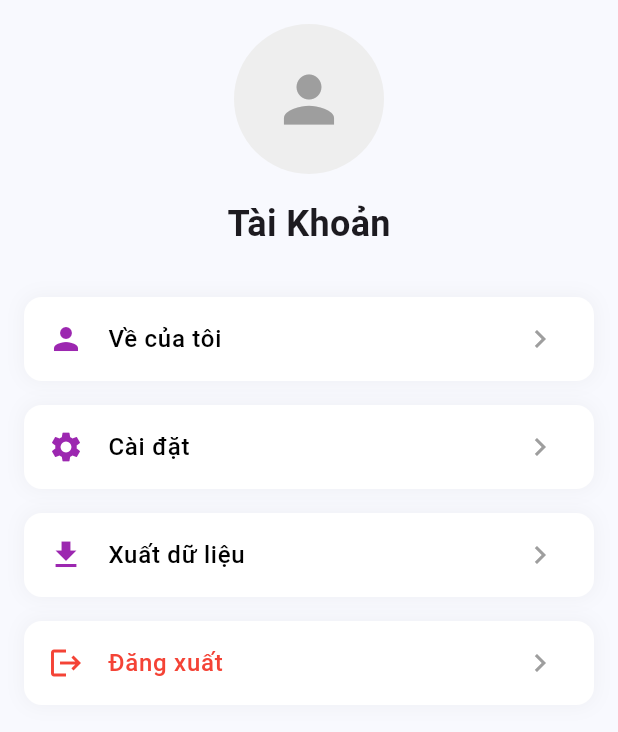
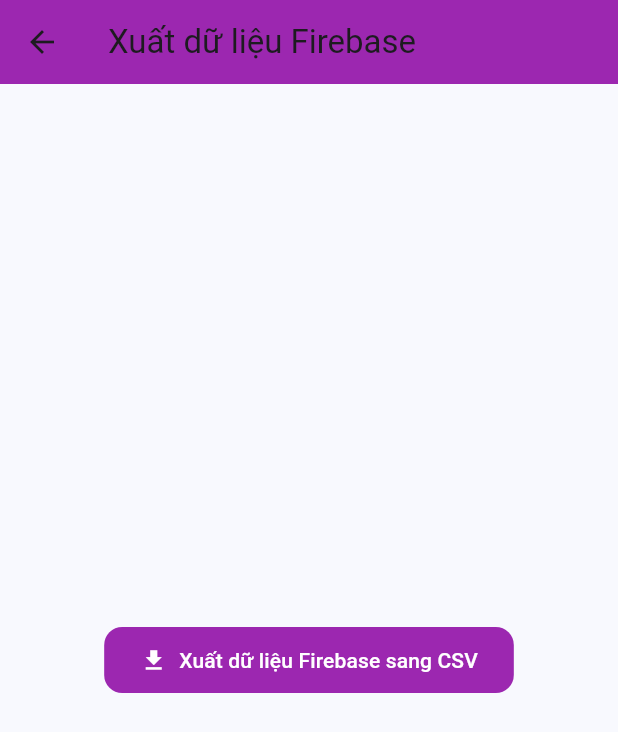
Before and after one commit to Khac-Hai/PTTKPM25_ClassN06_Nhom-8, a Flutter app: the ProfileScreen screen opened directly, after a tap on "Xuất dữ liệu", on a phone screen of 412 x 824 dp. Shown: the top 732 px of the screen. Run offline on Flutter 3.47's test engine with Material 3 defaults, Android fonts, the phone set to English and light mode, and no system bars; our stand-ins replace cloud_firestore, csv, device_preview, firebase_auth, firebase_core, fl_chart and 1 more; missing offline and left inert: flutter_facebook_auth; accounts and stored records are empty; Roboto replaces fonts that are missing (SF Pro Display).

Commit message:
cap nhat code moi

```diff
--- a/lib/main.dart
+++ b/lib/main.dart
@@ -1,13 +1,12 @@
 import 'package:device_preview/device_preview.dart';
 import 'package:firebase_core/firebase_core.dart';
 import 'package:flutter/material.dart';
-import 'firebase_options.dart'; // Được tạo bởi flutterfire configure
+import 'firebase_options.dart';
 import 'auth/auth_wrapper.dart';
 import 'theme/app_theme.dart';
 
 Future<void> main() async {
   WidgetsFlutterBinding.ensureInitialized();
-  // Khởi tạo Firebase
   await Firebase.initializeApp(options: DefaultFirebaseOptions.currentPlatform);
   runApp(
     DevicePreview(
@@ -17,14 +16,34 @@
   );
 }
 
-class MyApp extends StatelessWidget {
+class MyApp extends StatefulWidget {
   const MyApp({super.key});
+
+  // Cho phép truy cập đến state từ bất kỳ widget con nào
+  static _MyAppState? of(BuildContext context) =>
+      context.findAncestorStateOfType<_MyAppState>();
+
+  @override
+  State<MyApp> createState() => _MyAppState();
+}
+
+class _MyAppState extends State<MyApp> {
+  ThemeMode _themeMode = ThemeMode.light;
+
+  void toggleTheme(bool isDarkMode) {
+    setState(() {
+      _themeMode = isDarkMode ? ThemeMode.dark : ThemeMode.light;
+    });
+  }
+
   @override
   Widget build(BuildContext context) {
     return MaterialApp(
       debugShowCheckedModeBanner: false,
       title: 'Quản Lý Chi Tiêu',
       theme: AppTheme.lightTheme,
+      darkTheme: AppTheme.darkTheme,
+      themeMode: _themeMode,
       home: const AuthWrapper(),
       builder: DevicePreview.appBuilder,
     );
--- a/lib/screens/profile_screen.dart
+++ b/lib/screens/profile_screen.dart
@@ -1,52 +1,84 @@
 import 'package:flutter/material.dart';
 import 'package:firebase_auth/firebase_auth.dart';
 import 'package:quan_ly_chi_tieu/auth/login_screen.dart';
+import 'my.dart';
+import 'cai_dat_screen.dart';
+import 'xuat_du_lieu_screen.dart';
 
 class ProfileScreen extends StatelessWidget {
   const ProfileScreen({super.key});
 
   @override
   Widget build(BuildContext context) {
+    final user = FirebaseAuth.instance.currentUser;
+
     return Scaffold(
+      appBar: AppBar(
+        title: const Text("Hồ sơ cá nhân"),
+        backgroundColor: Colors.purple,
+        centerTitle: true,
+      ),
       body: SafeArea(
-        child: Padding(
+        child: SingleChildScrollView(
           padding: const EdgeInsets.all(16.0),
           child: Column(
             children: [
-              Container(
-                width: 100,
-                height: 100,
-                decoration: BoxDecoration(
-                  shape: BoxShape.circle,
-                  color: Colors.grey[200],
-                ),
-                child: const Icon(Icons.person, size: 50, color: Colors.grey),
+              // Ảnh đại diện + tên + email
+              CircleAvatar(
+                radius: 50,
+                backgroundColor: Colors.grey[200],
+                backgroundImage: user?.photoURL != null
+                    ? NetworkImage(user!.photoURL!)
+                    : null,
+                child: user?.photoURL == null
+                    ? const Icon(Icons.person, size: 50, color: Colors.grey)
+                    : null,
               ),
-              const SizedBox(height: 16),
-              const Text(
-                'Tài Khoản',
-                style: TextStyle(fontSize: 24, fontWeight: FontWeight.bold),
+              const SizedBox(height: 12),
+              Text(
+                user?.displayName ?? "Người dùng",
+                style:
+                    const TextStyle(fontSize: 22, fontWeight: FontWeight.bold),
               ),
-              const SizedBox(height: 32),
+              const SizedBox(height: 6),
+              Text(
+                user?.email ?? "Chưa có email",
+                style: const TextStyle(color: Colors.grey),
+              ),
+              const SizedBox(height: 30),
+
+              // Menu
               _buildMenuItem(
                 icon: Icons.person,
                 title: 'Về của tôi',
                 onTap: () {
-                  // TODO: Điều hướng đến trang "Về của tôi"
+                  Navigator.push(
+                    context,
+                    MaterialPageRoute(
+                        builder: (context) => const VeCuaToiScreen()),
+                  );
                 },
               ),
               _buildMenuItem(
                 icon: Icons.settings,
                 title: 'Cài đặt',
                 onTap: () {
-                  // TODO: Điều hướng đến trang Cài đặt
+                  Navigator.push(
+                    context,
+                    MaterialPageRoute(
+                        builder: (context) => const CaiDatScreen()),
+                  );
                 },
               ),
               _buildMenuItem(
                 icon: Icons.download,
                 title: 'Xuất dữ liệu',
                 onTap: () {
-                  // TODO: Xử lý chức năng xuất dữ liệu
+                  Navigator.push(
+                    context,
+                    MaterialPageRoute(
+                        builder: (context) => const XuatDuLieuScreen()),
+                  );
                 },
               ),
               _buildMenuItem(
@@ -55,12 +87,11 @@
                 isDestructive: true,
                 onTap: () async {
                   await FirebaseAuth.instance.signOut();
-                  // Sau khi đăng xuất, điều hướng đến màn hình đăng nhập.
-                  // Nếu bạn đã định nghĩa route '/login', sử dụng:
-                  //Navigator.of(context).pushReplacementNamed('/login');
-                  // Hoặc thay thế bằng:
-                  Navigator.pushReplacement(context,
-                      MaterialPageRoute(builder: (context) => LoginScreen()));
+                  Navigator.pushReplacement(
+                    context,
+                    MaterialPageRoute(
+                        builder: (context) => const LoginScreen()),
+                  );
                 },
               ),
             ],
--- /dev/null
+++ b/lib/screens/xuat_du_lieu_screen.dart
@@ -0,0 +1,90 @@
+import 'package:flutter/material.dart';
+import 'package:cloud_firestore/cloud_firestore.dart';
+import 'package:csv/csv.dart';
+import 'package:path_provider/path_provider.dart';
+import 'dart:io';
+
+class XuatDuLieuScreen extends StatelessWidget {
+  const XuatDuLieuScreen({super.key});
+
+  /// 🔹 Lấy dữ liệu từ Firestore
+  Future<List<Map<String, dynamic>>> layDuLieuFirebase() async {
+    final snapshot =
+        await FirebaseFirestore.instance.collection('transactions').get();
+    return snapshot.docs.map((doc) => doc.data()).toList();
+  }
+
+  /// 🔹 Xuất dữ liệu ra file CSV (lưu vào thư mục Download)
+  Future<String> xuatFileCSV(List<Map<String, dynamic>> data) async {
+    if (data.isEmpty) {
+      throw Exception('Không có dữ liệu để xuất!');
+    }
+
+    // 🔸 Tạo dữ liệu CSV
+    List<List<dynamic>> csvData = [];
+    csvData.add(data.first.keys.toList()); // Dòng tiêu đề
+    for (var row in data) {
+      csvData.add(row.values.toList());
+    }
+
+    final csv = const ListToCsvConverter().convert(csvData);
+
+    // 🔸 Lưu file CSV vào thư mục Download (dễ tìm trong emulator)
+    final Directory dir = Directory('/storage/emulated/0/Download');
+    if (!await dir.exists()) {
+      await dir.create(recursive: true);
+    }
+
+    final String filePath = '${dir.path}/dulieu_chitieu.csv';
+    final file = File(filePath);
+    await file.writeAsString(csv);
+
+    return filePath;
+  }
+
+  @override
+  Widget build(BuildContext context) {
+    return Scaffold(
+      appBar: AppBar(
+        title: const Text('Xuất dữ liệu Firebase'),
+        backgroundColor: Colors.purple,
+      ),
+      body: Center(
+        child: ElevatedButton.icon(
+          onPressed: () async {
+            try {
+              // 🔹 Bước 1: Lấy dữ liệu từ Firebase
+              final data = await layDuLieuFirebase();
+
+              // 🔹 Bước 2: Xuất ra file CSV
+              final filePath = await xuatFileCSV(data);
+
+              // 🔹 Hiển thị thông báo
+              ScaffoldMessenger.of(context).showSnackBar(
+                SnackBar(
+                  content:
+                      Text('✅ Xuất dữ liệu thành công!\nLưu tại: $filePath'),
+                  duration: const Duration(seconds: 5),
+                ),
+              );
+            } catch (e) {
+              ScaffoldMessenger.of(context).showSnackBar(
+                SnackBar(
+                  content: Text('❌ Lỗi khi xuất dữ liệu: $e'),
+                  duration: const Duration(seconds: 4),
+                ),
+              );
+            }
+          },
+          icon: const Icon(Icons.download),
+          label: const Text('Xuất dữ liệu Firebase sang CSV'),
+          style: ElevatedButton.styleFrom(
+            backgroundColor: Colors.purple,
+            foregroundColor: Colors.white,
+            padding: const EdgeInsets.symmetric(horizontal: 24, vertical: 12),
+          ),
+        ),
+      ),
+    );
+  }
+}
--- a/lib/theme/app_theme.dart
+++ b/lib/theme/app_theme.dart
@@ -7,10 +7,11 @@
   static const Color dangerColor = Color(0xFFFF4757);
   static const Color backgroundColor = Color(0xFFF8F9FE);
 
+  // 🌞 Chế độ sáng
   static ThemeData lightTheme = ThemeData(
     primaryColor: primaryColor,
     scaffoldBackgroundColor: backgroundColor,
-    fontFamily: 'SF Pro Display', // Thêm font chữ đẹp
+    fontFamily: 'SF Pro Display',
     appBarTheme: const AppBarTheme(
       backgroundColor: Colors.transparent,
       elevation: 0,
@@ -21,10 +22,36 @@
         foregroundColor: Colors.white,
         elevation: 0,
         shape: RoundedRectangleBorder(
-          borderRadius: BorderRadius.circular(12),
+          borderRadius: BorderRadius.all(Radius.circular(12)),
         ),
         padding: const EdgeInsets.symmetric(vertical: 16),
       ),
+    ),
+  );
+
+  // 🌚 Chế độ tối (thêm từ khóa static!)
+  static ThemeData darkTheme = ThemeData(
+    brightness: Brightness.dark,
+    primaryColor: primaryColor,
+    scaffoldBackgroundColor: const Color(0xFF1E1E2C),
+    fontFamily: 'SF Pro Display',
+    appBarTheme: const AppBarTheme(
+      backgroundColor: Colors.transparent,
+      elevation: 0,
+    ),
+    elevatedButtonTheme: ElevatedButtonThemeData(
+      style: ElevatedButton.styleFrom(
+        backgroundColor: primaryColor,
+        foregroundColor: Colors.white,
+        elevation: 0,
+        shape: RoundedRectangleBorder(
+          borderRadius: BorderRadius.all(Radius.circular(12)),
+        ),
+        padding: const EdgeInsets.symmetric(vertical: 16),
+      ),
+    ),
+    textTheme: const TextTheme(
+      bodyMedium: TextStyle(color: Colors.white70),
     ),
   );
 
--- a/pubspec.yaml
+++ b/pubspec.yaml
@@ -18,6 +18,8 @@
   shared_preferences: ^2.5.2
   cupertino_icons: ^1.0.8
   flutter_facebook_auth: ^7.1.2
+  csv: ^5.0.0
+  path_provider: ^2.1.3
 
 dev_dependencies:
   flutter_test:
```
Also changed, not shown: lib/screens/cai_dat_screen.dart (added, +44 -0 lines), lib/screens/my.dart (added, +103 -0 lines), pubspec.lock, 1 other file.
